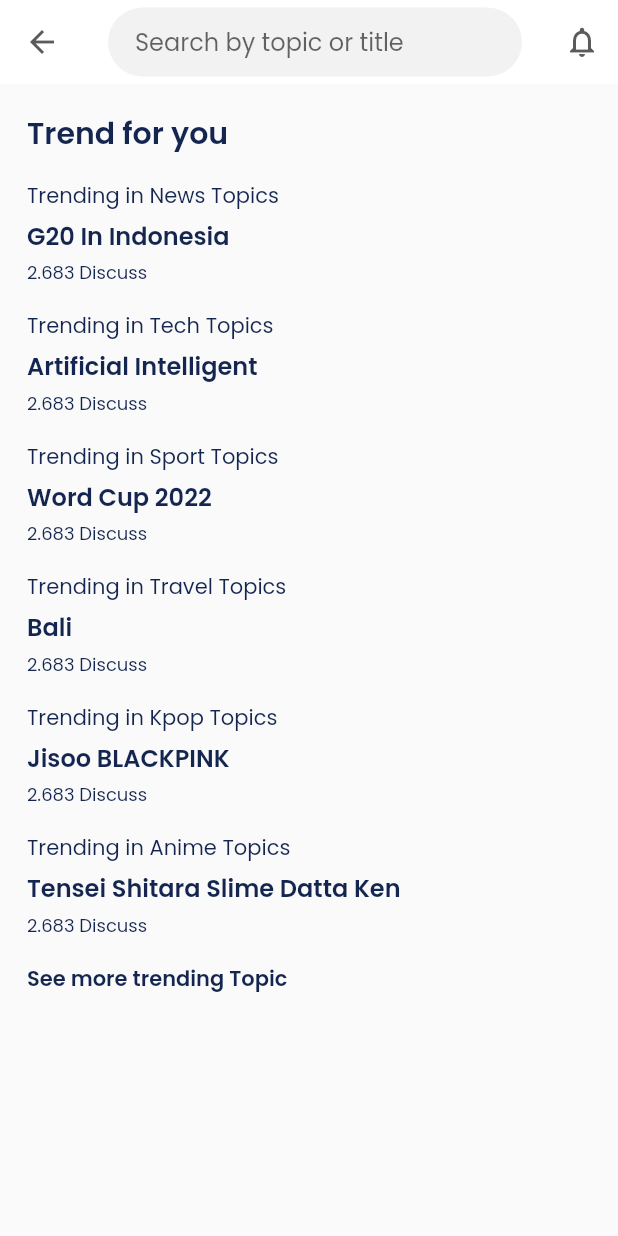
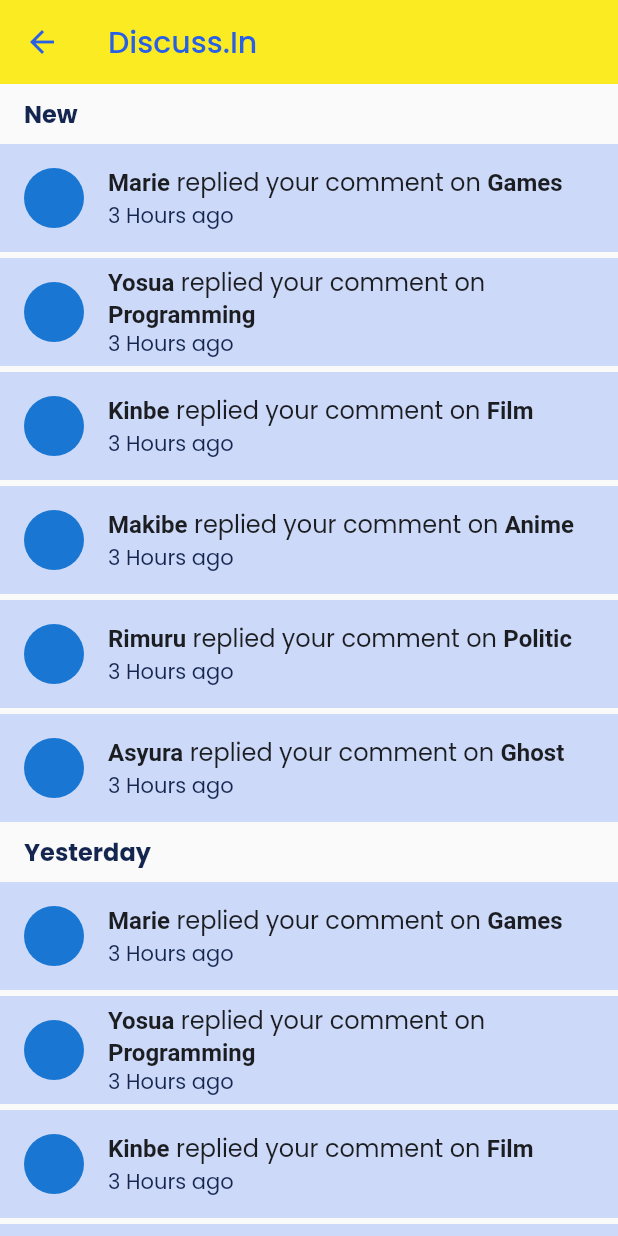
Before and after one commit to yashagozwan/discussin-mobile, a Flutter app: the PostSearchScreen screen opened directly, after a tap on the "notifications none" icon, on a phone screen of 412 x 824 dp. Run offline on Flutter 3.47's test engine with Material 2 defaults, Android fonts, the phone set to English and light mode, and no system bars; our stand-ins replace cached_network_image, dio, flutter_riverpod, flutter_svg, image_picker, shared_preferences; accounts and stored records are empty; network calls fail; statements that could not run were skipped.

Commit message:
add notification list

```diff
--- a/lib/src/screen/post_list/post_list_screen.dart
+++ b/lib/src/screen/post_list/post_list_screen.dart
@@ -1,4 +1,5 @@
 import 'package:cached_network_image/cached_network_image.dart';
+import 'package:discussin_mobile/src/screen/post_notification/post_notification_screen.dart';
 import 'package:discussin_mobile/src/util/colors.dart';
 import 'package:discussin_mobile/src/view_model/post_list_view_model.dart';
 import 'package:discussin_mobile/src/widget/text_pro.dart';
@@ -48,7 +49,14 @@ class _PostListScreenState extends ConsumerState<PostListScreen> {
           IconButton(
             icon: const Icon(Icons.notifications_none),
             color: primaryBlue,
-            onPressed: () {},
+            onPressed: () {
+              Navigator.push(
+                context,
+                MaterialPageRoute(
+                  builder: (context) => const PostNotificationScreen(),
+                ),
+              );
+            },
           ),
         ],
       ),
--- /dev/null
+++ b/lib/src/screen/post_notification/post_notification_screen.dart
@@ -0,0 +1,124 @@
+import 'package:discussin_mobile/src/util/colors.dart';
+import 'package:discussin_mobile/src/util/finite_state.dart';
+import 'package:discussin_mobile/src/view_model/post_notification_view_model.dart';
+import 'package:discussin_mobile/src/widget/text_pro.dart';
+import 'package:flutter/material.dart';
+import 'package:flutter_riverpod/flutter_riverpod.dart';
+
+class PostNotificationScreen extends ConsumerStatefulWidget {
+  const PostNotificationScreen({
+    Key? key,
+  }) : super(key: key);
+
+  @override
+  ConsumerState createState() => _PostNotificationScreenState();
+}
+
+class _PostNotificationScreenState
+    extends ConsumerState<PostNotificationScreen> {
+  late PostNotificationNotifier viewModel;
+
+  Future<void> _initial() async {
+    Future(() async {
+      viewModel = ref.read(postNotificationViewModel);
+      viewModel.getNotifications();
+    });
+  }
+
+  @override
+  void initState() {
+    super.initState();
+    _initial();
+  }
+
+  @override
+  Widget build(BuildContext context) {
+    return Scaffold(
+      appBar: _appBar(),
+      body: ListView(
+        physics: const BouncingScrollPhysics(),
+        children: [
+          _listTitle(title: 'New'),
+          _listNotification(),
+          _listTitle(title: 'Yesterday'),
+          _listNotification(),
+        ],
+      ),
+    );
+  }
+
+  PreferredSizeWidget _appBar() {
+    return AppBar(
+      iconTheme: Theme.of(context).iconTheme.copyWith(color: primaryBlue),
+      leading: IconButton(
+        onPressed: () => Navigator.pop(context),
+        icon: const Icon(Icons.arrow_back),
+      ),
+      title: const TextPro(
+        'Discuss.In',
+        color: primaryBlue,
+      ),
+      backgroundColor: yellow,
+      elevation: 0,
+    );
+  }
+
+  Widget _listTitle({required String title}) {
+    return Padding(
+      padding: const EdgeInsets.symmetric(
+        horizontal: 16,
+        vertical: 8,
+      ),
+      child: TextPro(
+        title,
+        fontWeight: FontWeight.w700,
+        fontSize: 16,
+      ),
+    );
+  }
+
+  Widget _listNotification() {
+    final viewModel = ref.watch(postNotificationViewModel);
+    final notifications = viewModel.notifications;
+
+    switch (viewModel.actionState) {
+      case StateAction.none:
+        return ListView.separated(
+          physics: const BouncingScrollPhysics(),
+          shrinkWrap: true,
+          itemBuilder: (context, index) {
+            final notification = notifications.elementAt(index);
+            final username = notification.username;
+            final topic = notification.topic;
+
+            return ListTile(
+              tileColor: const Color(0xFFCCD9F9),
+              leading: const CircleAvatar(),
+              title: Text.rich(
+                TextSpan(
+                  children: [
+                    TextSpan(
+                      text: username,
+                      style: const TextStyle(fontWeight: FontWeight.w600),
+                    ),
+                    const TextSpan(text: ' replied your comment on '),
+                    TextSpan(
+                      text: topic,
+                      style: const TextStyle(fontWeight: FontWeight.w600),
+                    ),
+                  ],
+                ),
+              ),
+              subtitle: const TextPro('3 Hours ago'),
+            );
+          },
+          separatorBuilder: (context, index) => const SizedBox(height: 4),
+          itemCount: notifications.length,
+        );
+      case StateAction.loading:
+        return const SizedBox.shrink();
+      case StateAction.error:
+        return const SizedBox.shrink();
+    }
+  }
+}
--- a/lib/src/screen/post_search/post_search_screen.dart
+++ b/lib/src/screen/post_search/post_search_screen.dart
@@ -1,4 +1,5 @@
 import 'package:discussin_mobile/src/app.dart';
+import 'package:discussin_mobile/src/screen/post_notification/post_notification_screen.dart';
 import 'package:discussin_mobile/src/screen/post_search/widget/card_text.dart';
 import 'package:discussin_mobile/src/util/colors.dart';
 import 'package:discussin_mobile/src/view_model/post_search_view_model.dart';
@@ -53,7 +54,14 @@ class _PostSearchScreenState extends ConsumerState<PostSearchScreen> {
       elevation: 0,
       actions: [
         IconButton(
-          onPressed: () {},
+          onPressed: () {
+            Navigator.push(
+              context,
+              MaterialPageRoute(
+                builder: (context) => const PostNotificationScreen(),
+              ),
+            );
+          },
           icon: const Icon(Icons.notifications_none),
         )
       ],
--- a/lib/src/screen/profile/profile_screen.dart
+++ b/lib/src/screen/profile/profile_screen.dart
@@ -1,4 +1,5 @@
 import 'package:cached_network_image/cached_network_image.dart';
+import 'package:discussin_mobile/src/screen/post_notification/post_notification_screen.dart';
 import 'package:discussin_mobile/src/screen/sign_in/sign_in_screen.dart';
 import 'package:discussin_mobile/src/util/colors.dart';
 import 'package:discussin_mobile/src/view_model/profile_view_model.dart';
@@ -18,6 +19,7 @@ class _ProfileScreenState extends ConsumerState<ProfileScreen> {
   Widget build(BuildContext context) {
     return Scaffold(
       appBar: AppBar(
+        iconTheme: Theme.of(context).iconTheme.copyWith(color: primaryBlue),
         title: Row(
           children: const [
             TextPro(
@@ -32,7 +34,14 @@ class _ProfileScreenState extends ConsumerState<ProfileScreen> {
         actions: [
           IconButton(
             icon: const Icon(Icons.notifications_none_outlined),
-            onPressed: () {},
+            onPressed: () {
+              Navigator.push(
+                context,
+                MaterialPageRoute(
+                  builder: (context) => const PostNotificationScreen(),
+                ),
+              );
+            },
           ),
           IconButton(
             icon: const Icon(
--- a/lib/src/view_model/post_create_view_model.dart
+++ b/lib/src/view_model/post_create_view_model.dart
@@ -1,5 +1,3 @@
-import 'dart:ffi';
-
 import 'package:flutter/material.dart';
 import 'package:flutter_riverpod/flutter_riverpod.dart';
 import 'package:image_picker/image_picker.dart';
--- /dev/null
+++ b/lib/src/view_model/post_notification_view_model.dart
@@ -0,0 +1,40 @@
+import 'package:discussin_mobile/src/util/finite_state.dart';
+import 'package:flutter/material.dart';
+import 'package:flutter_riverpod/flutter_riverpod.dart';
+
+class Notification {
+  String username;
+  String topic;
+
+  Notification({
+    required this.username,
+    required this.topic,
+  });
+}
+
+class PostNotificationNotifier extends ChangeNotifier with FiniteState {
+  List<Notification> _notifications = [];
+
+  List<Notification> get notifications => _notifications;
+
+  void getNotifications() async {
+    setStateAction(StateAction.loading);
+    try {
+      _notifications = [
+        Notification(username: 'Marie', topic: 'Games'),
+        Notification(username: 'Yosua', topic: 'Programming'),
+        Notification(username: 'Kinbe', topic: 'Film'),
+        Notification(username: 'Makibe', topic: 'Anime'),
+        Notification(username: 'Rimuru', topic: 'Politic'),
+        Notification(username: 'Asyura', topic: 'Ghost'),
+      ];
+      notifyListeners();
+      setStateAction(StateAction.none);
+    } catch (error) {
+      setStateAction(StateAction.error);
+    }
+  }
+}
+
+final postNotificationViewModel =
+    ChangeNotifierProvider((ref) => PostNotificationNotifier());
--- a/lib/src/view_model/profile_model.dart
+++ b/lib/src/view_model/profile_model.dart
@@ -1,6 +1,3 @@
-import 'package:flutter/material.dart' show ChangeNotifier;
-import 'package:flutter_riverpod/flutter_riverpod.dart';
-
 
 class Profile {
   String username;
--- a/lib/src/widget/alert_success.dart
+++ b/lib/src/widget/alert_success.dart
@@ -1,4 +1,3 @@
-import 'package:discussin_mobile/src/widget/elevated_button_pro.dart';
 import 'package:discussin_mobile/src/widget/text_pro.dart';
 import 'package:flutter/material.dart';
 
```
